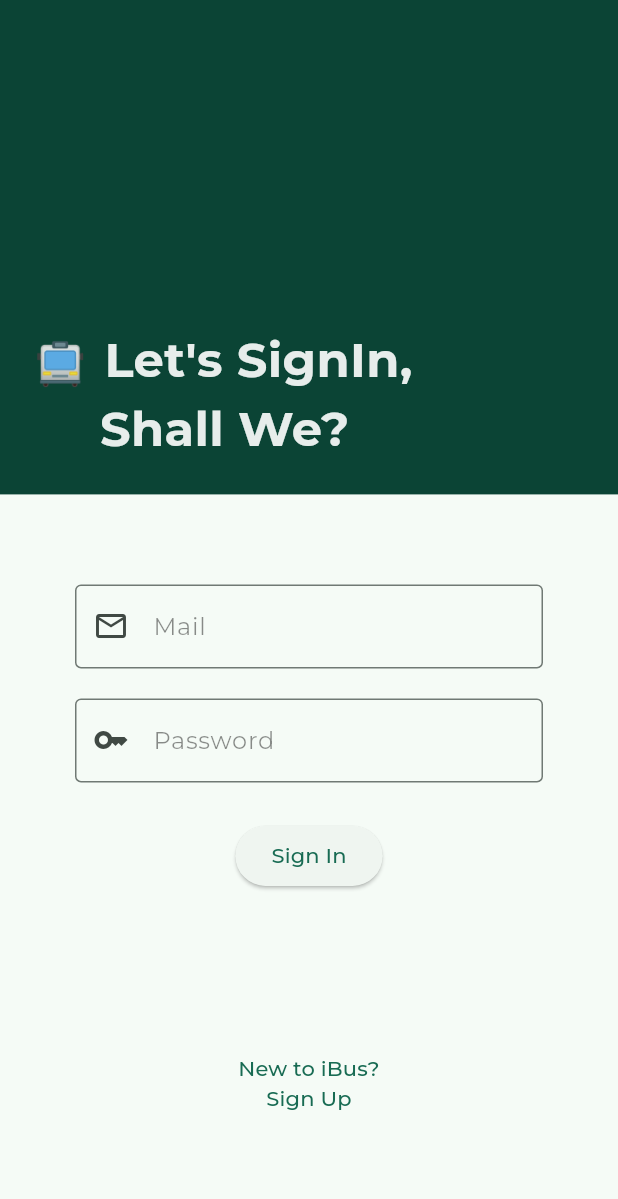
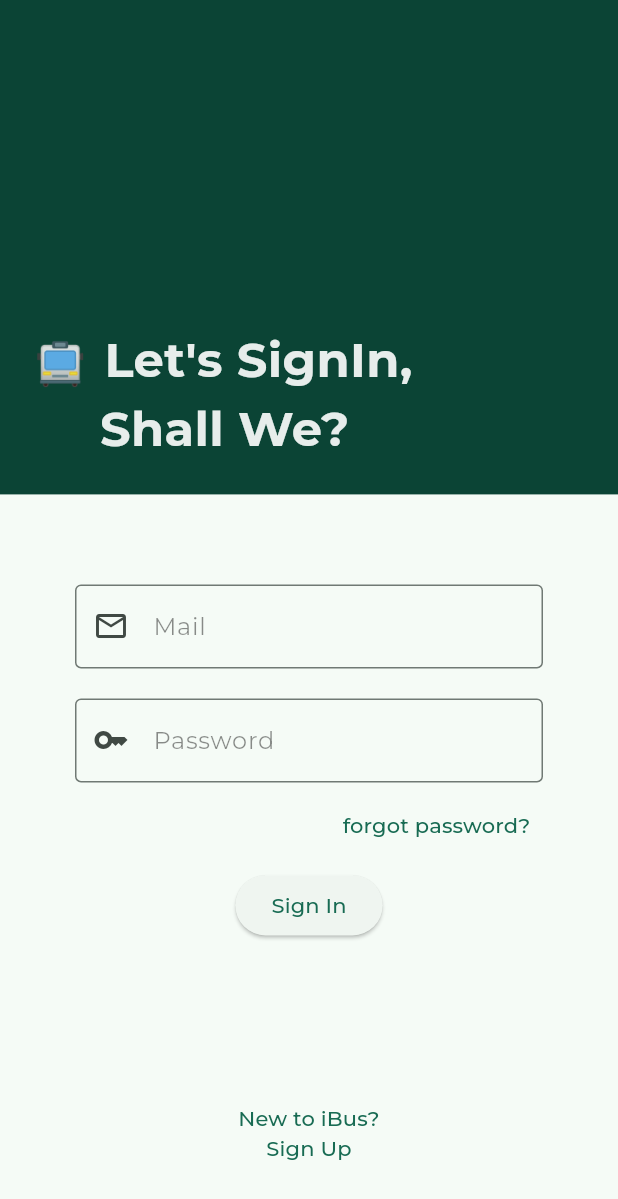
Before and after one commit to saninthottungal/iBus, a Flutter app: the screen it shows after launch, on a phone screen of 412 x 824 dp. Shown: the top 1199 px of the screen. Run offline on Flutter 3.47's test engine with Material 3 defaults, Android fonts, the phone set to English and light mode, and no system bars; our stand-ins replace cloud_firestore, firebase_auth, firebase_core, google_fonts, shared_preferences; accounts and stored records are empty.

Commit message:
Screen forgot password UI and Functions done

```diff
--- a/lib/Screens/ScreenSignin.dart
+++ b/lib/Screens/ScreenSignin.dart
@@ -58,7 +58,25 @@
             ),
           ),
           const SizedBox(
-            height: 25,
+            height: 5,
+            width: double.infinity,
+          ),
+
+          //forgot password
+
+          Padding(
+            padding: const EdgeInsets.only(left: 170),
+            child: TextButton(
+              onPressed: () {
+                emailController.clear();
+                passwordController.clear();
+                Navigator.of(context).pushNamed("forgot");
+              },
+              child: const Text("forgot password?"),
+            ),
+          ),
+          const SizedBox(
+            height: 5,
             width: double.infinity,
           ),
 
--- a/lib/main.dart
+++ b/lib/main.dart
@@ -3,6 +3,7 @@
 import 'package:google_fonts/google_fonts.dart';
 import 'package:ibus2/Screens/ScreenAdmin.dart';
 import 'package:ibus2/Screens/ScreenEmailVerify.dart';
+import 'package:ibus2/Screens/ScreenForgotPassword.dart';
 import 'package:ibus2/Screens/ScreenGreet.dart';
 import 'package:ibus2/Screens/ScreenHome.dart';
 import 'package:ibus2/Screens/ScreenSignUp.dart';
@@ -39,6 +40,7 @@
         "mail": (context) => const ScreenEmailVerify(),
         "admin": (context) => ScreenAdmin(),
         "verifyAdmin": (context) => ScreenVerifyAdmin(),
+        "forgot": (context) => ScreenForgotPassword(),
       },
     );
   }
```
Also changed, not shown: lib/Screens/ScreenForgotPassword.dart (added, +101 -0 lines).
